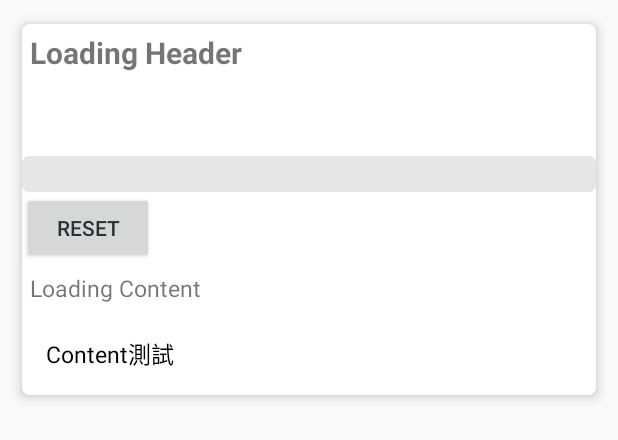
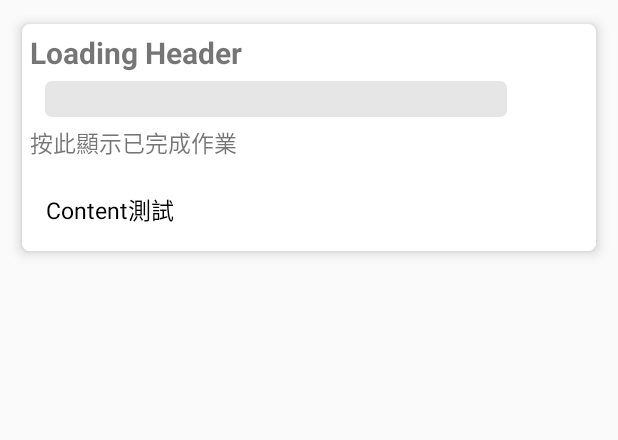
Before and after one commit to asdfghj1237890/NTHU-chat-android-develop-, an Android app: the layout done_progress.xml on its own in the app's theme, with its tools: preview values and no code run, on a phone screen of 412 x 824 dp. Shown: the top 440 px of the screen. Run offline under Robolectric (Android 15) with nearby library versions, the phone set to English and light mode, and no system bars; plain views replace ExpandableLayout; network calls fail.

Commit message:
0622 0227

```diff
--- a/demo/src/main/java/com/heinrichreimersoftware/materialdrawerdemo/item/done_progress.java
+++ b/demo/src/main/java/com/heinrichreimersoftware/materialdrawerdemo/item/done_progress.java
@@ -7,7 +7,7 @@ package com.heinrichreimersoftware.materialdrawerdemo.item;
 public class done_progress {
     int id;
     String course_head;
-
+    String description;
 
     public int getId() {
         return id;
@@ -24,4 +24,7 @@ public class done_progress {
     public void setCourse_head(String course_head) {
         this.course_head = course_head;
     }
+    public void setDescription(String description) {
+        this.description = description;
+    }
 }
--- a/demo/src/main/res/layout/done_progress.xml
+++ b/demo/src/main/res/layout/done_progress.xml
@@ -40,19 +40,20 @@
             android:textStyle="bold" />
 
         <com.heinrichreimersoftware.materialdrawerdemo.RoundedRectProgressBar
-            android:layout_width="match_parent"
+            android:id="@+id/bar"
+            android:layout_width="308dp"
             android:layout_height="24dp"
-            android:id="@+id/bar"
-            android:layout_marginTop="50dp"
+            android:layout_marginLeft="15dp"
+            android:layout_marginTop="0dp"
             app:backColor="#E6E6E6"
             app:barColor="#33CC99"
-            app:textColor="#FFFFFF"/>
-        <Button
-            android:layout_width="wrap_content"
-            android:layout_height="wrap_content"
-            android:id="@+id/btn_progress"
-            android:text="Reset"
-            android:layout_centerInParent="true"/>
+            app:layout_constraintBottom_toBottomOf="parent"
+            app:layout_constraintHorizontal_bias="0.0"
+            app:layout_constraintLeft_toLeftOf="parent"
+            app:layout_constraintRight_toRightOf="parent"
+            app:layout_constraintTop_toTopOf="parent"
+            app:layout_constraintVertical_bias="1.0"
+            app:textColor="#FFFFFF" />
 
         <TextView
             android:id="@+id/html_content"
@@ -60,7 +61,7 @@
             android:layout_height="wrap_content"
             android:textSize="15sp"
             android:padding="5dp"
-            android:text="Loading Content" />
+            android:text="按此顯示已完成作業" />
 
         <net.cachapa.expandablelayout.ExpandableLayout
             android:id="@+id/expandable_layout"
@@ -76,9 +77,9 @@
                 android:layout_height="wrap_content"
                 android:elevation="4dp"
                 android:padding="16dp"
-                android:textSize="15sp"
                 android:text="Content測試"
-                android:textColor="@android:color/black" />
+                android:textColor="@android:color/black"
+                android:textSize="15sp" />
 
         </net.cachapa.expandablelayout.ExpandableLayout>
     </LinearLayout>
```
Also changed, not shown: demo/src/main/java/com/heinrichreimersoftware/materialdrawerdemo/done_Adapter.java (+36 -13 lines), demo/src/main/java/com/heinrichreimersoftware/materialdrawerdemo/hw_am/doneam.java (+64 -8 lines).
